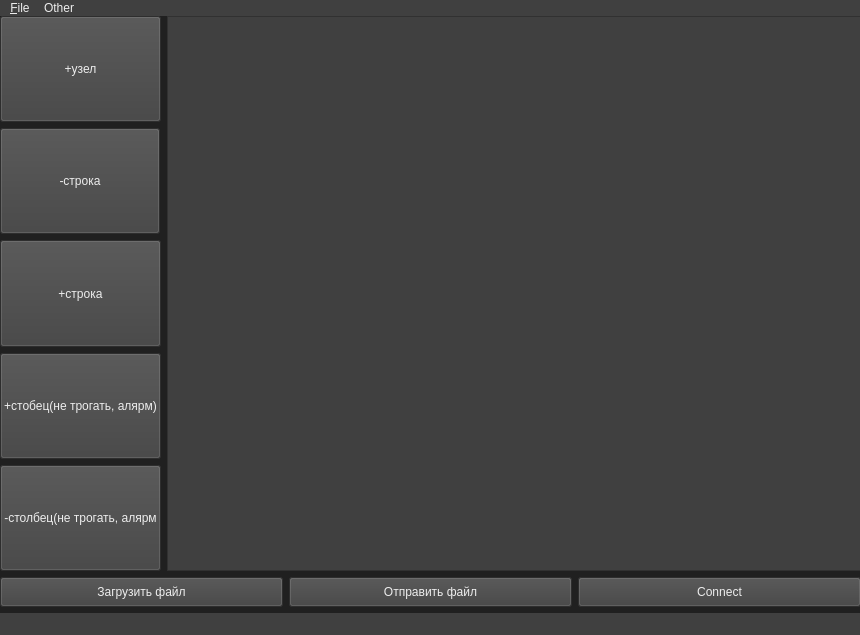
Qt form mainwindow.ui (Fragers/Big-brother-is-watching-you) before a commit.
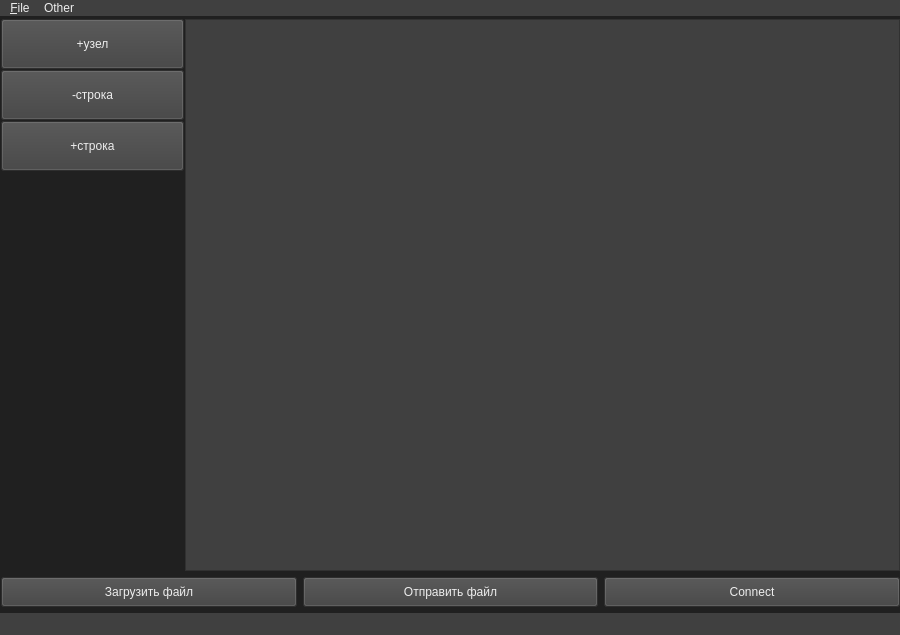
The same form after that commit. Icons and pictures are not drawn.

What changed in the file:
```diff
--- a/mainwindow.ui
+++ b/mainwindow.ui
@@ -6,7 +6,7 @@
    <rect>
     <x>0</x>
     <y>0</y>
-    <width>860</width>
+    <width>900</width>
     <height>635</height>
    </rect>
   </property>
@@ -18,13 +18,13 @@
   </property>
   <property name="minimumSize">
    <size>
-    <width>860</width>
-    <height>635</height>
+    <width>892</width>
+    <height>634</height>
    </size>
   </property>
   <property name="maximumSize">
    <size>
-    <width>860</width>
+    <width>900</width>
     <height>635</height>
    </size>
   </property>
@@ -43,7 +43,7 @@
      <rect>
       <x>0</x>
       <y>0</y>
-      <width>861</width>
+      <width>901</width>
       <height>591</height>
      </rect>
     </property>
@@ -51,8 +51,20 @@
      <property name="sizeConstraint">
       <enum>QLayout::SetMaximumSize</enum>
      </property>
+     <property name="leftMargin">
+      <number>1</number>
+     </property>
+     <property name="topMargin">
+      <number>3</number>
+     </property>
+     <property name="rightMargin">
+      <number>1</number>
+     </property>
      <item>
       <layout class="QHBoxLayout" name="horizontalLayout_2">
+       <property name="spacing">
+        <number>1</number>
+       </property>
        <item>
         <layout class="QVBoxLayout" name="verticalLayout">
          <item>
@@ -63,6 +75,12 @@
              <verstretch>0</verstretch>
             </sizepolicy>
            </property>
+           <property name="minimumSize">
+            <size>
+             <width>160</width>
+             <height>50</height>
+            </size>
+           </property>
            <property name="styleSheet">
             <string notr="true">color: #ededed;
 background-color: #404040</string>
@@ -75,7 +93,7 @@
          <item>
           <widget class="QPushButton" name="removeRowAction">
            <property name="sizePolicy">
-            <sizepolicy hsizetype="Fixed" vsizetype="Preferred">
+            <sizepolicy hsizetype="Preferred" vsizetype="Preferred">
              <horstretch>0</horstretch>
              <verstretch>0</verstretch>
             </sizepolicy>
@@ -83,7 +101,7 @@
            <property name="minimumSize">
             <size>
              <width>160</width>
-             <height>0</height>
+             <height>50</height>
             </size>
            </property>
            <property name="styleSheet">
@@ -103,6 +121,12 @@
              <verstretch>0</verstretch>
             </sizepolicy>
            </property>
+           <property name="minimumSize">
+            <size>
+             <width>160</width>
+             <height>50</height>
+            </size>
+           </property>
            <property name="styleSheet">
             <string>color: #ededed;
 background-color: #404040</string>
@@ -113,38 +137,17 @@
           </widget>
          </item>
          <item>
-          <widget class="QPushButton" name="insertColumnAction">
-           <property name="sizePolicy">
-            <sizepolicy hsizetype="Minimum" vsizetype="Preferred">
-             <horstretch>0</horstretch>
-             <verstretch>0</verstretch>
-            </sizepolicy>
+          <spacer name="verticalSpacer">
+           <property name="orientation">
+            <enum>Qt::Vertical</enum>
            </property>
-           <property name="styleSheet">
-            <string>color: #ededed;
-background-color: #404040</string>
+           <property name="sizeHint" stdset="0">
+            <size>
+             <width>20</width>
+             <height>40</height>
+            </size>
            </property>
-           <property name="text">
-            <string>+стобец(не трогать, алярм)</string>
-           </property>
-          </widget>
-         </item>
-         <item>
-          <widget class="QPushButton" name="removeColumnAction">
-           <property name="sizePolicy">
-            <sizepolicy hsizetype="Minimum" vsizetype="Preferred">
-             <horstretch>0</horstretch>
-             <verstretch>0</verstretch>
-            </sizepolicy>
-           </property>
-           <property name="styleSheet">
-            <string>color: #ededed;
-background-color: #404040</string>
-           </property>
-           <property name="text">
-            <string>-столбец(не трогать, алярм</string>
-           </property>
-          </widget>
+          </spacer>
          </item>
         </layout>
        </item>
@@ -153,6 +156,18 @@
          <property name="enabled">
           <bool>true</bool>
          </property>
+         <property name="sizePolicy">
+          <sizepolicy hsizetype="Preferred" vsizetype="Expanding">
+           <horstretch>0</horstretch>
+           <verstretch>0</verstretch>
+          </sizepolicy>
+         </property>
+         <property name="minimumSize">
+          <size>
+           <width>715</width>
+           <height>0</height>
+          </size>
+         </property>
          <property name="font">
           <font>
            <family>Allerta</family>
@@ -298,7 +313,7 @@
     <rect>
      <x>0</x>
      <y>0</y>
-     <width>860</width>
+     <width>900</width>
      <height>17</height>
     </rect>
    </property>
```
Left out of the diff: 14 changed lines with no effect on the pictures.
